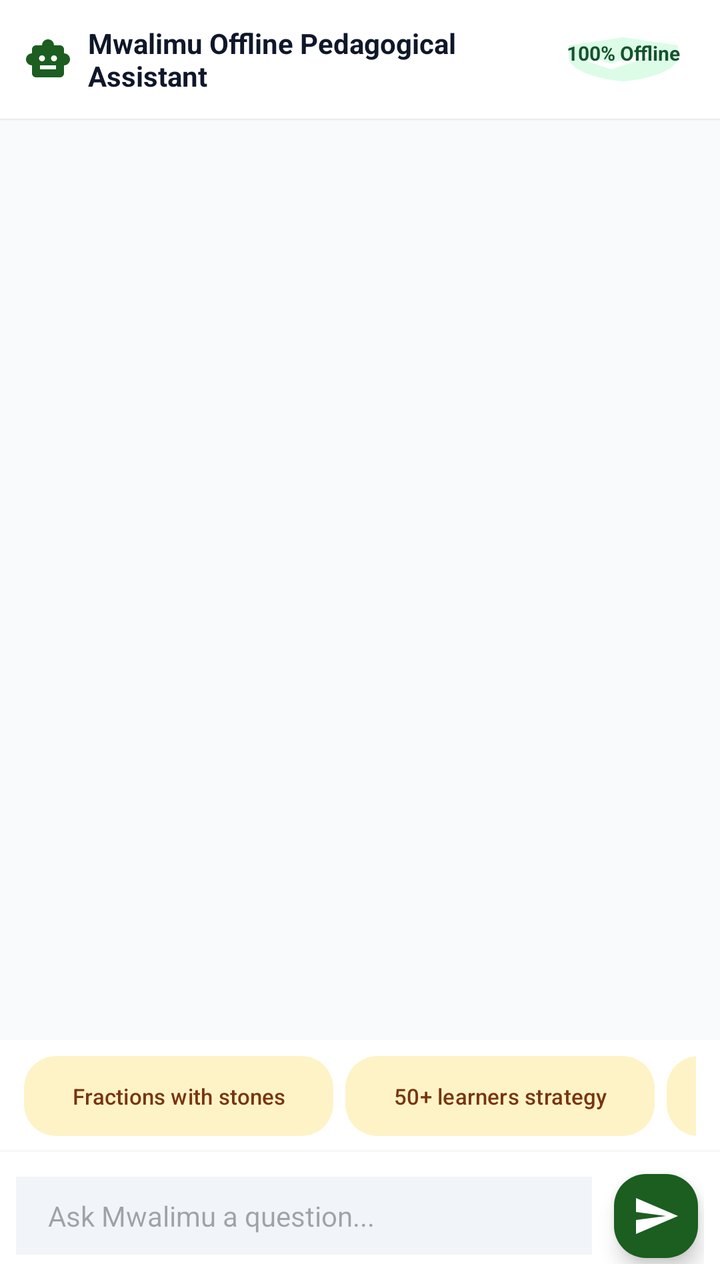
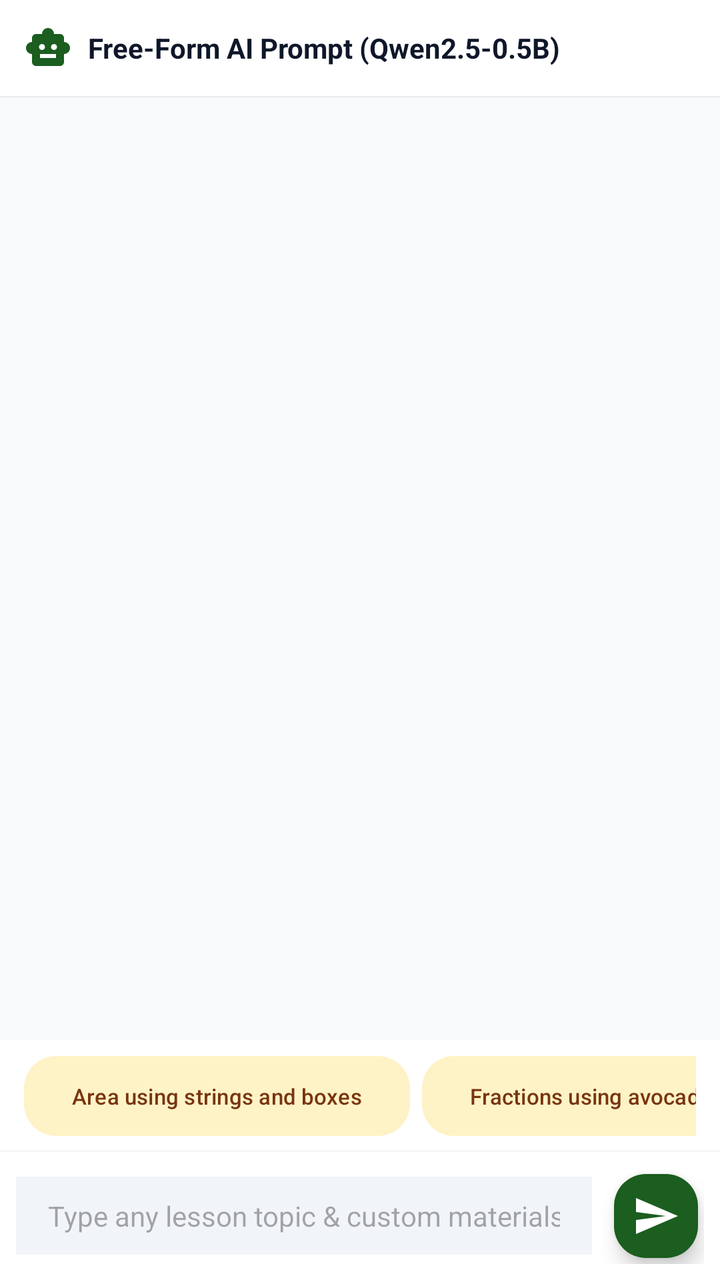

The first picture is an Android layout as it rendered before a commit; the second is the same layout after the commit. The layout source and the unified diff follow.
<!-- AndroidManifest.xml: application theme Theme.MwalimuAI -->
<!-- res/layout/fragment_offline_chat.xml -->
<?xml version="1.0" encoding="utf-8"?>
<androidx.constraintlayout.widget.ConstraintLayout xmlns:android="http://schemas.android.com/apk/res/android"
    xmlns:app="http://schemas.android.com/apk/res-auto"
    android:layout_width="match_parent"
    android:layout_height="match_parent"
    android:background="@color/background">

    
    <LinearLayout
        android:id="@+id/chatTopBar"
        android:layout_width="match_parent"
        android:layout_height="wrap_content"
        android:background="@color/surface"
        android:elevation="1dp"
        android:gravity="center_vertical"
        android:orientation="horizontal"
        android:padding="12dp"
        app:layout_constraintTop_toTopOf="parent">

        <ImageView
            android:layout_width="24dp"
            android:layout_height="24dp"
            android:src="@drawable/ic_smart_toy"
            app:tint="@color/primary" />

        <TextView
            android:layout_width="0dp"
            android:layout_height="wrap_content"
            android:layout_marginStart="8dp"
            android:layout_weight="1"
            android:text="Mwalimu Offline Pedagogical Assistant"
            android:textColor="@color/text_primary"
            android:textSize="14sp"
            android:textStyle="bold" />

        <TextView
            android:layout_width="wrap_content"
            android:layout_height="wrap_content"
            android:background="@drawable/ic_verified"
            android:backgroundTint="@color/primary_container"
            android:paddingHorizontal="8dp"
            android:paddingVertical="2dp"
            android:text="100% Offline"
            android:textColor="@color/on_primary_container"
            android:textSize="10sp"
            android:textStyle="bold" />
    </LinearLayout>

    
    <androidx.recyclerview.widget.RecyclerView
        android:id="@+id/rvChatMessages"
        android:layout_width="match_parent"
        android:layout_height="0dp"
        android:clipToPadding="false"
        android:paddingVertical="8dp"
        app:layout_constraintBottom_toTopOf="@+id/chatSuggestionsScroll"
        app:layout_constraintTop_toBottomOf="@+id/chatTopBar" />

    
    <HorizontalScrollView
        android:id="@+id/chatSuggestionsScroll"
        android:layout_width="match_parent"
        android:layout_height="wrap_content"
        android:background="@color/surface"
        android:paddingHorizontal="12dp"
        android:paddingVertical="4dp"
        android:scrollbars="none"
        app:layout_constraintBottom_toTopOf="@+id/chatInputLayout">

        <LinearLayout
            android:layout_width="wrap_content"
            android:layout_height="wrap_content"
            android:orientation="horizontal">

            <com.google.android.material.button.MaterialButton
                android:id="@+id/btnSuggFractions"
                style="@style/Widget.Material3.Button.TonalButton"
                android:layout_width="wrap_content"
                android:layout_height="wrap_content"
                android:layout_marginEnd="6dp"
                android:text="Fractions with stones"
                android:textSize="11sp"
                app:cornerRadius="16dp" />

            <com.google.android.material.button.MaterialButton
                android:id="@+id/btnSuggLargeClass"
                style="@style/Widget.Material3.Button.TonalButton"
                android:layout_width="wrap_content"
                android:layout_height="wrap_content"
                android:layout_marginEnd="6dp"
                android:text="50+ learners strategy"
                android:textSize="11sp"
                app:cornerRadius="16dp" />

            <com.google.android.material.button.MaterialButton
                android:id="@+id/btnSuggGame"
                style="@style/Widget.Material3.Button.TonalButton"
                android:layout_width="wrap_content"
                android:layout_height="wrap_content"
                android:layout_marginEnd="6dp"
                android:text="Whole numbers game"
                android:textSize="11sp"
                app:cornerRadius="16dp" />

            <com.google.android.material.button.MaterialButton
                android:id="@+id/btnSuggRubric"
                style="@style/Widget.Material3.Button.TonalButton"
                android:layout_width="wrap_content"
                android:layout_height="wrap_content"
                android:text="Assessment rubrics"
                android:textSize="11sp"
                app:cornerRadius="16dp" />
        </LinearLayout>
    </HorizontalScrollView>

    
    <LinearLayout
        android:id="@+id/chatInputLayout"
        android:layout_width="match_parent"
        android:layout_height="wrap_content"
        android:background="@color/surface"
        android:elevation="4dp"
        android:gravity="center_vertical"
        android:orientation="horizontal"
        android:padding="8dp"
        app:layout_constraintBottom_toBottomOf="parent">

        <EditText
            android:id="@+id/etChatMessage"
            android:layout_width="0dp"
            android:layout_height="wrap_content"
            android:layout_weight="1"
            android:background="@color/surface_variant"
            android:hint="Ask Mwalimu a question..."
            android:imeOptions="actionSend"
            android:inputType="textCapSentences|textMultiLine"
            android:maxLines="3"
            android:paddingHorizontal="16dp"
            android:paddingVertical="10dp"
            android:textColor="@color/text_primary"
            android:textSize="14sp" />

        <com.google.android.material.floatingactionbutton.FloatingActionButton
            android:id="@+id/btnSendMessage"
            android:layout_width="wrap_content"
            android:layout_height="wrap_content"
            android:layout_marginStart="8dp"
            android:contentDescription="Send"
            android:src="@drawable/ic_send"
            app:backgroundTint="@color/primary"
            app:fabCustomSize="42dp"
            app:tint="@color/white" />
    </LinearLayout>

</androidx.constraintlayout.widget.ConstraintLayout>
<!-- resources referenced by this layout -->
<resources>
  <color name="background">#F8FAFC</color>
  <color name="on_primary_container">#14532D</color>
  <color name="primary">#1B5E20</color>
  <color name="primary_container">#DCFCE7</color>
  <color name="surface">#FFFFFF</color>
  <color name="surface_variant">#F1F5F9</color>
  <color name="text_primary">#0F172A</color>
  <color name="white">#FFFFFFFF</color>
  <!-- drawable ic_send (drawable) -->
  <vector xmlns:android="http://schemas.android.com/apk/res/android"
      android:width="24dp"
      android:height="24dp"
      android:viewportWidth="24"
      android:viewportHeight="24">
    <path
        android:fillColor="@android:color/white"
        android:pathData="M2.01,21L23,12 2.01,3 2,10l15,2 -15,2z"/>
  </vector>
  <!-- drawable ic_smart_toy (drawable) -->
  <vector xmlns:android="http://schemas.android.com/apk/res/android"
      android:width="24dp"
      android:height="24dp"
      android:viewportWidth="24"
      android:viewportHeight="24">
    <path
        android:fillColor="@android:color/white"
        android:pathData="M20,9V7c0,-1.1 -0.9,-2 -2,-2h-3c0,-1.66 -1.34,-3 -3,-3S9,3.34 9,5H6C4.9,5 4,5.9 4,7v2c-1.66,0 -3,1.34 -3,3s1.34,3 3,3v4c0,1.1 0.9,2 2,2h12c1.1,0 2,-0.9 2,-2v-4c1.66,0 3,-1.34 3,-3s-1.34,-3 -3,-3zM7.5,11.5c0,-0.83 0.67,-1.5 1.5,-1.5s1.5,0.67 1.5,1.5S9.83,13 9,13s-1.5,-0.67 -1.5,-1.5zM16,17H8v-2h8v2zM15,13c-0.83,0 -1.5,-0.67 -1.5,-1.5s0.67,-1.5 1.5,-1.5 1.5,0.67 1.5,1.5 -0.67,1.5 -1.5,1.5z"/>
  </vector>
  <!-- drawable ic_verified (drawable) -->
  <vector xmlns:android="http://schemas.android.com/apk/res/android"
      android:width="24dp"
      android:height="24dp"
      android:viewportWidth="24"
      android:viewportHeight="24">
    <path
        android:fillColor="@android:color/white"
        android:pathData="M12,1L3,5v6c0,5.55 3.84,10.74 9,12 5.16,-1.26 9,-6.45 9,-12V5l-9,-4zm-2,16l-4,-4 1.41,-1.41L10,14.17l6.59,-6.59L18,9l-8,8z"/>
  </vector>
  <style name="Theme.MwalimuAI" parent="Theme.Material3.DayNight.NoActionBar">
          
          <item name="colorPrimary">@color/primary</item>
          <item name="colorOnPrimary">@color/white</item>
          <item name="colorPrimaryContainer">@color/primary_container</item>
          <item name="colorOnPrimaryContainer">@color/on_primary_container</item>
          
          
          <item name="colorSecondary">@color/secondary</item>
          <item name="colorOnSecondary">@color/white</item>
          <item name="colorSecondaryContainer">@color/secondary_container</item>
          <item name="colorOnSecondaryContainer">@color/on_secondary_container</item>
  
          
          <item name="colorTertiary">@color/tertiary</item>
          <item name="colorOnTertiary">@color/white</item>
          <item name="colorTertiaryContainer">@color/tertiary_container</item>
          <item name="colorOnTertiaryContainer">@color/on_tertiary_container</item>
  
          
          <item name="android:colorBackground">@color/background</item>
          <item name="colorSurface">@color/surface</item>
          <item name="colorOnSurface">@color/text_primary</item>
          <item name="colorSurfaceVariant">@color/surface_variant</item>
          <item name="colorOnSurfaceVariant">@color/text_secondary</item>
  
          
          <item name="android:statusBarColor">@color/primary_dark</item>
          <item name="android:windowLightStatusBar">false</item>
          <item name="android:navigationBarColor">@color/surface</item>
          <item name="android:windowLightNavigationBar">true</item>
      </style>
  <color name="secondary">#D97706</color>
  <color name="secondary_container">#FEF3C7</color>
  <color name="on_secondary_container">#78350F</color>
  <color name="tertiary">#0284C7</color>
  <color name="tertiary_container">#E0F2FE</color>
  <color name="on_tertiary_container">#0369A1</color>
  <color name="text_secondary">#475569</color>
  <color name="primary_dark">#0E3813</color>
</resources>

<!-- the commit's change to res/layout/fragment_offline_chat.xml (unified diff, before → after) -->
@@ -24,26 +24,28 @@
             app:tint="@color/primary" />
 
         <TextView
+            android:id="@+id/tvChatTopTitle"
             android:layout_width="0dp"
             android:layout_height="wrap_content"
             android:layout_marginStart="8dp"
             android:layout_weight="1"
-            android:text="Mwalimu Offline Pedagogical Assistant"
+            android:text="Free-Form AI Prompt (Qwen2.5-0.5B)"
             android:textColor="@color/text_primary"
             android:textSize="14sp"
             android:textStyle="bold" />
 
-        <TextView
+        <com.google.android.material.button.MaterialButton
+            android:id="@+id/btnOpenLastAsLesson"
+            style="@style/Widget.Material3.Button.TonalButton"
             android:layout_width="wrap_content"
-            android:layout_height="wrap_content"
-            android:background="@drawable/ic_verified"
-            android:backgroundTint="@color/primary_container"
-            android:paddingHorizontal="8dp"
-            android:paddingVertical="2dp"
-            android:text="100% Offline"
-            android:textColor="@color/on_primary_container"
-            android:textSize="10sp"
-            android:textStyle="bold" />
+            android:layout_height="34dp"
+            android:insetTop="0dp"
+            android:insetBottom="0dp"
+            android:paddingHorizontal="10dp"
+            android:text="Open Full Lesson"
+            android:textSize="11sp"
+            android:visibility="gone"
+            app:cornerRadius="8dp" />
     </LinearLayout>
 
     
@@ -78,7 +80,7 @@
                 android:layout_width="wrap_content"
                 android:layout_height="wrap_content"
                 android:layout_marginEnd="6dp"
-                android:text="Fractions with stones"
+                android:text="Area using strings and boxes"
                 android:textSize="11sp"
                 app:cornerRadius="16dp" />
 
@@ -88,7 +90,7 @@
                 android:layout_width="wrap_content"
                 android:layout_height="wrap_content"
                 android:layout_marginEnd="6dp"
-                android:text="50+ learners strategy"
+                android:text="Fractions using avocado seeds"
                 android:textSize="11sp"
                 app:cornerRadius="16dp" />
 
@@ -98,7 +100,7 @@
                 android:layout_width="wrap_content"
                 android:layout_height="wrap_content"
                 android:layout_marginEnd="6dp"
-                android:text="Whole numbers game"
+                android:text="Division for 55 learners with sticks"
                 android:textSize="11sp"
                 app:cornerRadius="16dp" />
 
@@ -107,7 +109,7 @@
                 style="@style/Widget.Material3.Button.TonalButton"
                 android:layout_width="wrap_content"
                 android:layout_height="wrap_content"
-                android:text="Assessment rubrics"
+                android:text="3-D Objects using cardboard boxes"
                 android:textSize="11sp"
                 app:cornerRadius="16dp" />
         </LinearLayout>
@@ -131,12 +133,13 @@
             android:layout_height="wrap_content"
             android:layout_weight="1"
             android:background="@color/surface_variant"
-            android:hint="Ask Mwalimu a question..."
+            android:hint="Type any lesson topic &amp; custom materials..."
             android:imeOptions="actionSend"
-            android:inputType="textCapSentences|textMultiLine"
-            android:maxLines="3"
+            android:inputType="textCapSentences"
+            android:maxLines="2"
             android:paddingHorizontal="16dp"
             android:paddingVertical="10dp"
+            android:singleLine="true"
             android:textColor="@color/text_primary"
             android:textSize="14sp" />
 
<!-- resource entries referenced after the edit -->
@@ -27,16 +27,6 @@
     <path
         android:fillColor="@android:color/white"
         android:pathData="M20,9V7c0,-1.1 -0.9,-2 -2,-2h-3c0,-1.66 -1.34,-3 -3,-3S9,3.34 9,5H6C4.9,5 4,5.9 4,7v2c-1.66,0 -3,1.34 -3,3s1.34,3 3,3v4c0,1.1 0.9,2 2,2h12c1.1,0 2,-0.9 2,-2v-4c1.66,0 3,-1.34 3,-3s-1.34,-3 -3,-3zM7.5,11.5c0,-0.83 0.67,-1.5 1.5,-1.5s1.5,0.67 1.5,1.5S9.83,13 9,13s-1.5,-0.67 -1.5,-1.5zM16,17H8v-2h8v2zM15,13c-0.83,0 -1.5,-0.67 -1.5,-1.5s0.67,-1.5 1.5,-1.5 1.5,0.67 1.5,1.5 -0.67,1.5 -1.5,1.5z"/>
-  </vector>
-  <!-- drawable ic_verified (drawable) -->
-  <vector xmlns:android="http://schemas.android.com/apk/res/android"
-      android:width="24dp"
-      android:height="24dp"
-      android:viewportWidth="24"
-      android:viewportHeight="24">
-    <path
-        android:fillColor="@android:color/white"
-        android:pathData="M12,1L3,5v6c0,5.55 3.84,10.74 9,12 5.16,-1.26 9,-6.45 9,-12V5l-9,-4zm-2,16l-4,-4 1.41,-1.41L10,14.17l6.59,-6.59L18,9l-8,8z"/>
   </vector>
   <style name="Theme.MwalimuAI" parent="Theme.Material3.DayNight.NoActionBar">
           
